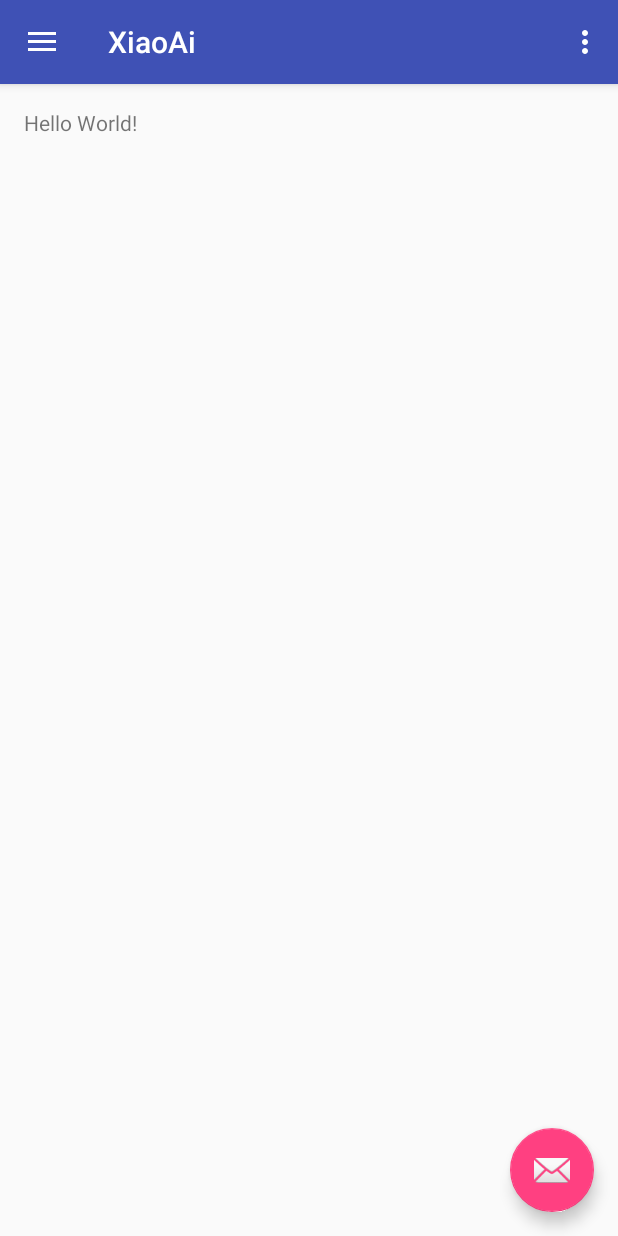
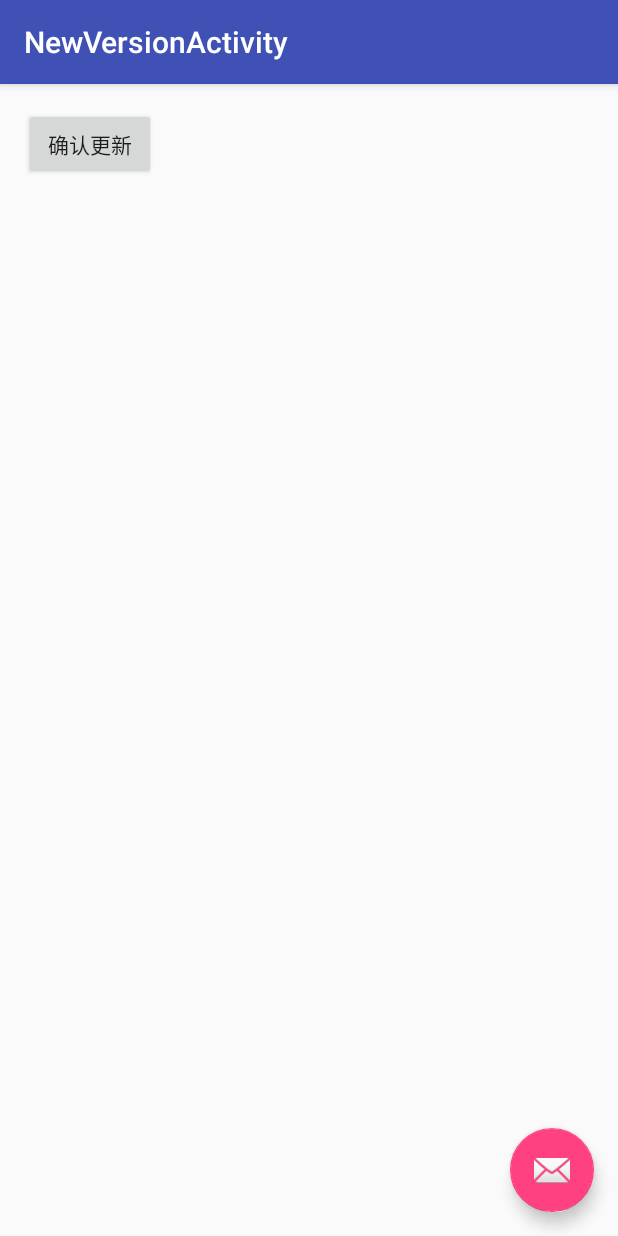
Before and after one commit to ShaoboFeng/xiaoi, an Android app: the screen it shows after launch (MainActivity before the commit, NewVersionActivity after it), in the side drawer, after a tap on "新版本", on a phone screen of 412 x 824 dp. Run offline under Robolectric (Android 15) with nearby library versions, the phone set to English and light mode, and no system bars.

Commit message:
add bonddevice and update new verion activity

```diff
--- a/android/XiaoAi/app/src/main/java/com/zachary/shaobo/xiaoai/BandDeviceActivity.java
+++ b/android/XiaoAi/app/src/main/java/com/zachary/shaobo/xiaoai/BandDeviceActivity.java
@@ -19,6 +19,8 @@ import android.util.Log;
 import android.view.View;
 import android.widget.Toast;
 
+import com.zachary.shaobo.xiaoai.storage.DeviceStorage;
+
 public class BandDeviceActivity extends AppCompatActivity {
     private  final String TAG = MainActivity.class.getSimpleName();
     private BluetoothAdapter mBluetoothAdapter = null;
@@ -33,6 +35,8 @@ public class BandDeviceActivity extends AppCompatActivity {
             Log.d(TAG, "Device service UUIDs: " + device.getUuids());
             if("CC41-A".equals(device.getName())){
                 //save devices detail info
+                DeviceStorage deviceStorage = DeviceStorage.getInstance();
+                deviceStorage.bondDevice(device.getAddress());
                 mBluetoothLeScanner.stopScan(mLeScanCallback);
             }
         }
--- a/android/XiaoAi/app/src/main/java/com/zachary/shaobo/xiaoai/MainActivity.java
+++ b/android/XiaoAi/app/src/main/java/com/zachary/shaobo/xiaoai/MainActivity.java
@@ -95,7 +95,7 @@ public class MainActivity extends AppCompatActivity
         } else if (id == R.id.nav_manage) {
             //update hardware
         } else if (id == R.id.nav_share) {
-
+            startActivity(new Intent(this,NewVersionActivity.class));
         } else if (id == R.id.nav_send) {
             startActivity(new Intent(this,BandDeviceActivity.class));
         }
--- /dev/null
+++ b/android/XiaoAi/app/src/main/java/com/zachary/shaobo/xiaoai/NewVersionActivity.java
@@ -0,0 +1,50 @@
+package com.zachary.shaobo.xiaoai;
+
+import android.os.Bundle;
+import android.support.design.widget.FloatingActionButton;
+import android.support.design.widget.Snackbar;
+import android.support.v7.app.AppCompatActivity;
+import android.support.v7.widget.Toolbar;
+import android.view.View;
+
+import com.zachary.shaobo.xiaoai.storage.DeviceStorage;
+
+public class NewVersionActivity extends AppCompatActivity {
+
+    @Override
+    protected void onCreate(Bundle savedInstanceState) {
+        super.onCreate(savedInstanceState);
+        setContentView(R.layout.activity_new_version);
+        Toolbar toolbar = (Toolbar) findViewById(R.id.toolbar);
+        setSupportActionBar(toolbar);
+
+        FloatingActionButton fab = (FloatingActionButton) findViewById(R.id.fab);
+        fab.setOnClickListener(new View.OnClickListener() {
+            @Override
+            public void onClick(View view) {
+                DeviceStorage deviceStorage = DeviceStorage.getInstance();
+                String addr = deviceStorage.getBondDevice();
+                if(addr == null){
+                    Snackbar.make(view, "please bong device first", Snackbar.LENGTH_LONG)
+                        .setAction("Action", null).show();
+                }
+
+                /*notify service download hardware from bluetooth*/
+                /*LocalBroadcastManager localBroadcastManager = LocalBroadcastManager.getInstance(this);
+                localBroadcastManager.registerReceiver(mBroadcastReceiver, intentFilter);
+
+
+                localBroadcastManager.unregisterReceiver(mBroadcastReceiver);
+
+                Intent intent = new Intent();
+                intent.setAction(BROADCAST_ACTION);
+                intent.putExtra("name", "qqyumidi");
+//sendBroadcast(intent);
+//发送应用内广播
+                localBroadcastManager.sendBroadcast(intent);
+                */
+            }
+        });
+    }
+
+}
--- /dev/null
+++ b/android/XiaoAi/app/src/main/res/layout/activity_new_version.xml
@@ -0,0 +1,35 @@
+<?xml version="1.0" encoding="utf-8"?>
+<android.support.design.widget.CoordinatorLayout xmlns:android="http://schemas.android.com/apk/res/android"
+    xmlns:app="http://schemas.android.com/apk/res-auto"
+    xmlns:tools="http://schemas.android.com/tools"
+    android:layout_width="match_parent"
+    android:layout_height="match_parent"
+    android:fitsSystemWindows="true"
+    tools:context="com.zachary.shaobo.xiaoai.NewVersionActivity">
+
+    <android.support.design.widget.AppBarLayout
+        android:layout_width="match_parent"
+        android:layout_height="wrap_content"
+        android:theme="@style/AppTheme.AppBarOverlay">
+
+        <android.support.v7.widget.Toolbar
+            android:id="@+id/toolbar"
+            android:layout_width="match_parent"
+            android:layout_height="?attr/actionBarSize"
+            android:background="?attr/colorPrimary"
+            app:popupTheme="@style/AppTheme.PopupOverlay" />
+
+    </android.support.design.widget.AppBarLayout>
+
+    <include layout="@layout/content_new_version" />
+
+    <android.support.design.widget.FloatingActionButton
+        android:id="@+id/fab"
+        android:layout_width="wrap_content"
+        android:layout_height="wrap_content"
+        android:layout_gravity="bottom|end"
+        android:layout_margin="@dimen/fab_margin"
+        android:tag="@string/action_settings"
+        app:srcCompat="@android:drawable/ic_dialog_email" />
+
+</android.support.design.widget.CoordinatorLayout>
--- /dev/null
+++ b/android/XiaoAi/app/src/main/res/layout/content_new_version.xml
@@ -0,0 +1,30 @@
+<?xml version="1.0" encoding="utf-8"?>
+<RelativeLayout xmlns:android="http://schemas.android.com/apk/res/android"
+    xmlns:app="http://schemas.android.com/apk/res-auto"
+    xmlns:tools="http://schemas.android.com/tools"
+    android:id="@+id/content_new_version"
+    android:layout_width="match_parent"
+    android:layout_height="match_parent"
+    android:paddingBottom="@dimen/activity_vertical_margin"
+    android:paddingLeft="@dimen/activity_horizontal_margin"
+    android:paddingRight="@dimen/activity_horizontal_margin"
+    android:paddingTop="@dimen/activity_vertical_margin"
+    app:layout_behavior="@string/appbar_scrolling_view_behavior"
+    tools:context="com.zachary.shaobo.xiaoai.NewVersionActivity"
+    tools:showIn="@layout/activity_new_version">
+
+    <Button
+        android:layout_width="wrap_content"
+        android:layout_height="wrap_content"
+        android:text="@string/buttion_text_newversion"/>
+
+    <TextView android:id="@+id/text_new_version_info"
+        android:layout_width="match_parent"
+        android:layout_height="wrap_content"
+        android:layout_marginLeft="16dp"
+        android:layout_marginRight="16dp"
+        android:layout_centerVertical="true"
+        android:layout_centerHorizontal="true">
+    </TextView>
+
+</RelativeLayout>
--- a/android/XiaoAi/app/src/main/res/values/strings.xml
+++ b/android/XiaoAi/app/src/main/res/values/strings.xml
@@ -79,4 +79,6 @@
 
     <string name="pref_title_vibrate">Vibrate</string>
     <string name="title_activity_band_device">BandDeviceActivity</string>
+    <string name="title_activity_new_version">NewVersionActivity</string>
+    <string name="buttion_text_newversion">确认更新</string>
 </resources>
```
Also changed, not shown: android/XiaoAi/app/src/main/AndroidManifest.xml (+8 -4 lines), android/XiaoAi/app/src/main/java/com/zachary/shaobo/xiaoai/services/BluetoothService.java (+12 -46 lines), android/XiaoAi/app/src/main/java/com/zachary/shaobo/xiaoai/services/XiaoAiService.java (added, +59 -0 lines), android/XiaoAi/app/src/main/java/com/zachary/shaobo/xiaoai/storage/DeviceStorage.java (added, +32 -0 lines).
